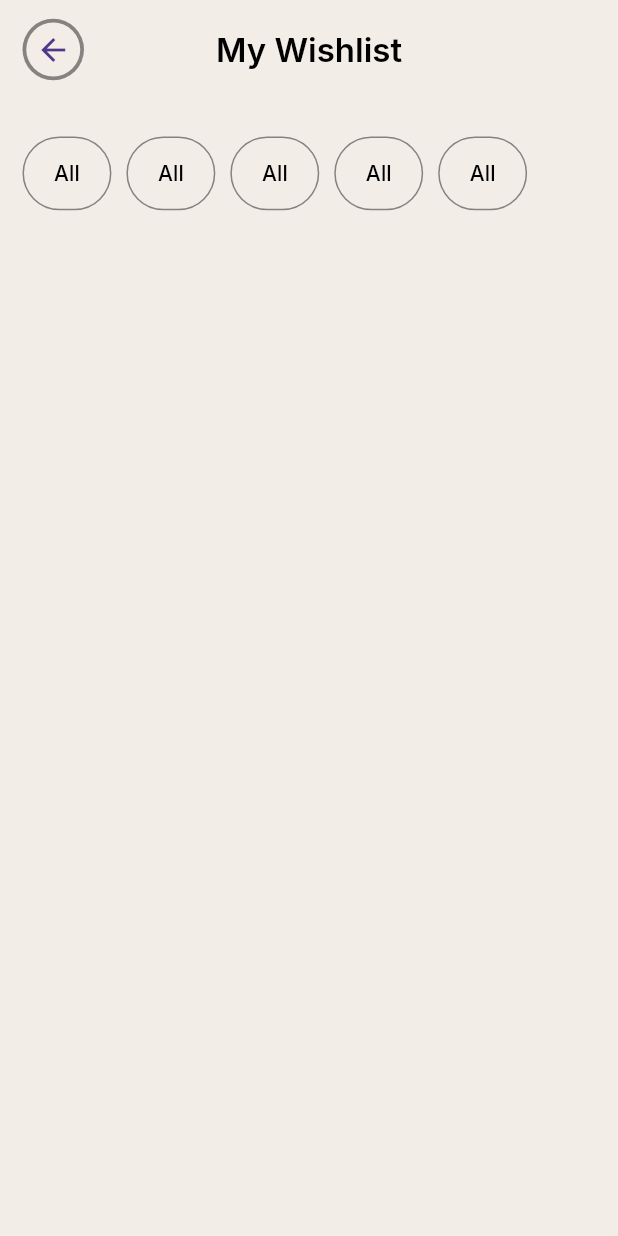
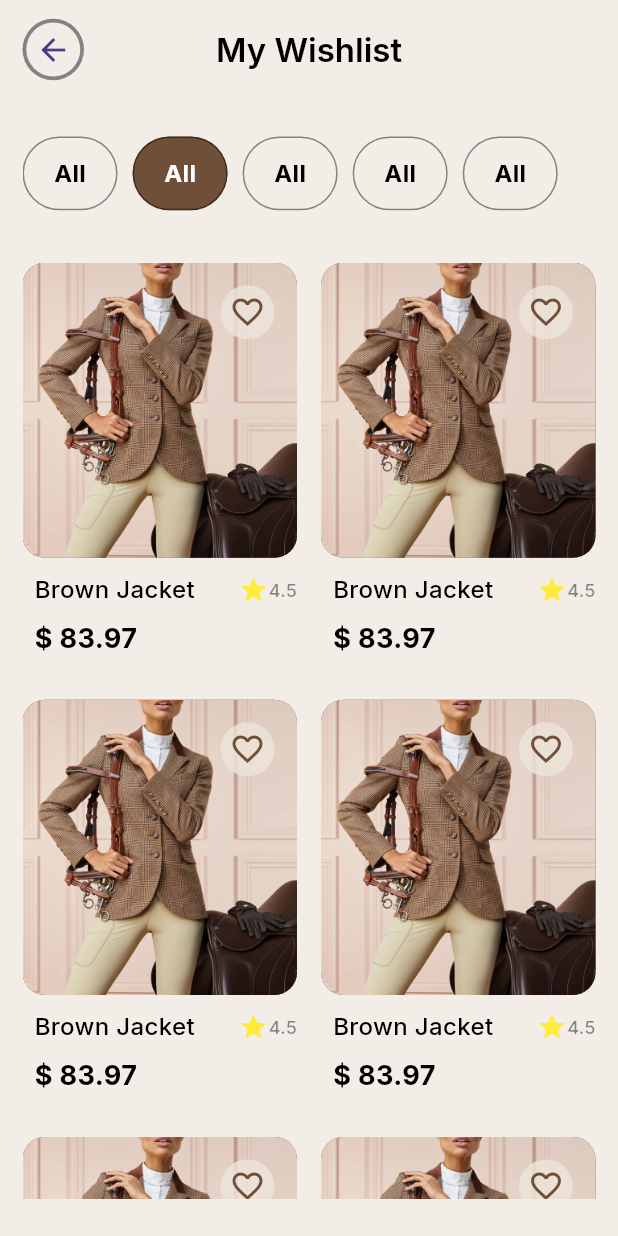
Before and after one commit to Rukn-it/e-commerce-app, a Flutter app: the screen it shows after launch, on a phone screen of 412 x 824 dp. Run offline on Flutter 3.47's test engine with Material 3 defaults, Android fonts, the light colour scheme and no system bars; our stand-ins replace dio, shared_preferences.

Commit message:
desgin wishlist screen

```diff
--- a/lib/features/wish_list/presentation/view/wish_list_screen.dart
+++ b/lib/features/wish_list/presentation/view/wish_list_screen.dart
@@ -1,6 +1,8 @@
 import 'package:flutter/material.dart';
 import 'package:trailing_e_commerce_app/view%20layer/components/categoreis_sction.dart';
 import 'package:trailing_e_commerce_app/view%20layer/components/custom_appbar.dart';
+
+import '../widgets/product_show_sction.dart';
 
 class WishListScreen extends StatelessWidget {
    const WishListScreen({super.key});
@@ -18,7 +20,7 @@ class WishListScreen extends StatelessWidget {
 
             SizedBox(height: 20),
 
-
+           ProductShowSection()
             ],
         ),
       ),
--- /dev/null
+++ b/lib/features/wish_list/presentation/widgets/product_show_sction.dart
@@ -0,0 +1,183 @@
+
+import 'package:flutter/material.dart';
+import 'package:trailing_e_commerce_app/core/constants/text_styles.dart';
+import 'package:trailing_e_commerce_app/core/core.dart';
+
+
+// ignore: must_be_immutable
+class ProductShowSection extends StatelessWidget {
+const  ProductShowSection({
+    super.key,
+
+  });
+
+  @override
+  Widget build(BuildContext context) {
+    var size = MediaQuery.of(context).size;
+    final double itemHeight = (size.height - kToolbarHeight - 24) / 2;
+    final double itemWidth = size.width / 2;
+    double screenHeight = MediaQuery.of(context).size.height;
+    double screenWeidth = MediaQuery.of(context).size.width;
+    return SizedBox(
+      height: screenHeight,
+      child: GridView.builder(
+        primary: false,
+        gridDelegate: SliverGridDelegateWithFixedCrossAxisCount(
+          crossAxisCount: 2,
+          childAspectRatio:
+               (itemWidth / itemHeight * 1.2),
+              // : (itemWidth / itemHeight * 1),
+          // controller: ScrollController(keepScrollOffset: false),
+          // shrinkWrap: true,
+          crossAxisSpacing: 16.0,
+          mainAxisSpacing: 16.0,
+        ),
+        itemCount: 8,
+        itemBuilder: (BuildContext context, int index) {
+
+          return SizedBox(
+            height: screenHeight * 0.2,
+            child: Column(
+              crossAxisAlignment: CrossAxisAlignment.start,
+              children: [
+                Expanded(
+                  flex: 5,
+                  child: Container(
+                    padding:const EdgeInsets.all(15),
+                    width:screenWeidth ,
+                    decoration: BoxDecoration(
+                      borderRadius: BorderRadius.circular(15),
+                      color: primaryColor,
+                      image:const DecorationImage(
+                       image: AssetImage("assets/images/brown-jacket.webp"),
+                       fit: BoxFit.cover,
+                     ),
+                    ),
+                    child: Column(
+                      crossAxisAlignment: CrossAxisAlignment.end,
+                      children: [
+                        CircleAvatar(
+                          radius: 18,
+                          backgroundColor: secondColor.withOpacity(0.8),
+                          child:const Icon(Icons.favorite_border, color: primaryColor,),
+                        )
+                      ],
+                    ),
+                  ),
+                ),
+                Expanded(
+                flex: 2,
+              child: Padding(
+                padding:const EdgeInsets.only(left:8.0, top: 10),
+                child: Column(
+                  crossAxisAlignment: CrossAxisAlignment.start,
+                  children: [
+                    Row(
+                      mainAxisAlignment: MainAxisAlignment.spaceBetween,
+                      children: [
+                       const Text(
+                          "Brown Jacket",
+                          style: TextStyles.largeMedium,
+                          softWrap: true,
+                        ),
+                        Row(
+                          children: [
+                           const Icon(Icons.star, color: Colors.yellow, size: 20),
+                            Text("4.5",
+                             style: TextStyles.smallMedium
+                             .copyWith(color: Colors.black45),)
+                          ],
+                        )
+                      ],
+                    ),
+                   const SizedBox(height: 8,),
+                  const Text("\$ 83.97 ",
+                      style: TextStyles.xLargeBold)
+                  ],
+                ),
+              ),
+            ),
+            // Expanded(
+            //     flex: 1,
+            //     child: Text("83 \$",
+            //         style: TextStyles.xLargeBold))
+              ],
+            ),
+          );
+        },
+      ),
+    );
+  }
+}
+
+// class ContanerShape extends StatelessWidget {
+//   const ContanerShape({
+//     super.key,
+//     required this.productProvider,
+//     required this.screenHeight,
+//     required this.screenWeidth,
+//     required this.product,
+//     required this.isDown,
+//   });
+
+//   final ProdictViewModel productProvider;
+//   final double screenHeight;
+//   final double screenWeidth;
+//   final Product product;
+//   final bool isDown;
+//   @override
+//   Widget build(BuildContext context) {
+//     return InkWell(
+//       onTap: () {
+//         Navigator.pushNamed(
+//           context,
+//           '/detial_product',
+//           arguments: {'argument': product},
+//         );
+//       },
+//       child: SizedBox(
+//         height: screenHeight * 0.2,
+//         child: Column(
+//           crossAxisAlignment: CrossAxisAlignment.start,
+//           children: [
+//             Expanded(
+//               flex: 10,
+//               child: CustomDownContainer(
+//                 width: screenWeidth,
+//                 height: screenHeight * 5,
+//                 image: product.image,
+//                 borderRadius:const BorderRadius.only(
+//                     bottomLeft: Radius.circular(20),
+//                     bottomRight: Radius.circular(20)),
+//                 child: Column(
+//                   mainAxisAlignment: MainAxisAlignment.start,
+//                   crossAxisAlignment: CrossAxisAlignment.end,
+//                   children: [
+//                     IconButton(
+//                         onPressed: () {},
+//                         icon: const Icon(
+//                           IconlyLight.heart,
+//                           color: primaryColor,
+//                         ))
+//                   ],
+//                 ),
+//               ),
+//             ),
+//             Expanded(
+//               flex: 2,
+//               child: Text(
+//                 product.title ?? "",
+//                 style: Theme.of(context).textTheme.titleSmall,
+//                 softWrap: true,
+//               ),
+//             ),
+//             Expanded(
+//                 flex: 2,
+//                 child: Text("${product.price} \$",
+//                     style: Theme.of(context).textTheme.titleSmall))
+//           ],
+//         ),
+//       ),
+//     );
+//   }
+// }
--- a/lib/view layer/components/categoreis_sction.dart
+++ b/lib/view layer/components/categoreis_sction.dart
@@ -1,5 +1,9 @@
 import 'package:flutter/material.dart';
-import 'package:trailing_e_commerce_app/core/constants/app_colors.dart';
+import 'package:trailing_e_commerce_app/core/constants/text_styles.dart';
+
+import '../../core/core.dart';
+
+
 
 class CategoriesSction extends StatefulWidget {
   const CategoriesSction({super.key});
@@ -9,7 +13,7 @@ class CategoriesSction extends StatefulWidget {
 }
 
 class _CategoriesSctionState extends State<CategoriesSction> {
-    int _selectedIndex = -1;
+    int _selectedIndex = 1;
 
   @override
   Widget build(BuildContext context) {
@@ -32,7 +36,7 @@ class _CategoriesSctionState extends State<CategoriesSction> {
                         child: Container(
                           margin: const EdgeInsets.only(
                               top: 10, bottom: 15, right: 10),
-                          padding: EdgeInsets.only(left: 20, right: 20,top: 10, bottom: 10),
+                          padding:const EdgeInsets.only(left: 20, right: 20,top: 10, bottom: 10),
 
                           decoration: BoxDecoration(
                             color: _selectedIndex == index
@@ -45,7 +49,8 @@ class _CategoriesSctionState extends State<CategoriesSction> {
                             child:
                             //TO-DO:put category name from API here
                             Text("All",
-                            style: Theme.of(context).textTheme.titleSmall!.copyWith(
+                            style:TextStyles.largeBold
+                            .copyWith(
                              color:  _selectedIndex == index
                              ?Colors.white
                              :Colors.black
```
Also changed, not shown: assets/images/brown-jacket.webp (added).
